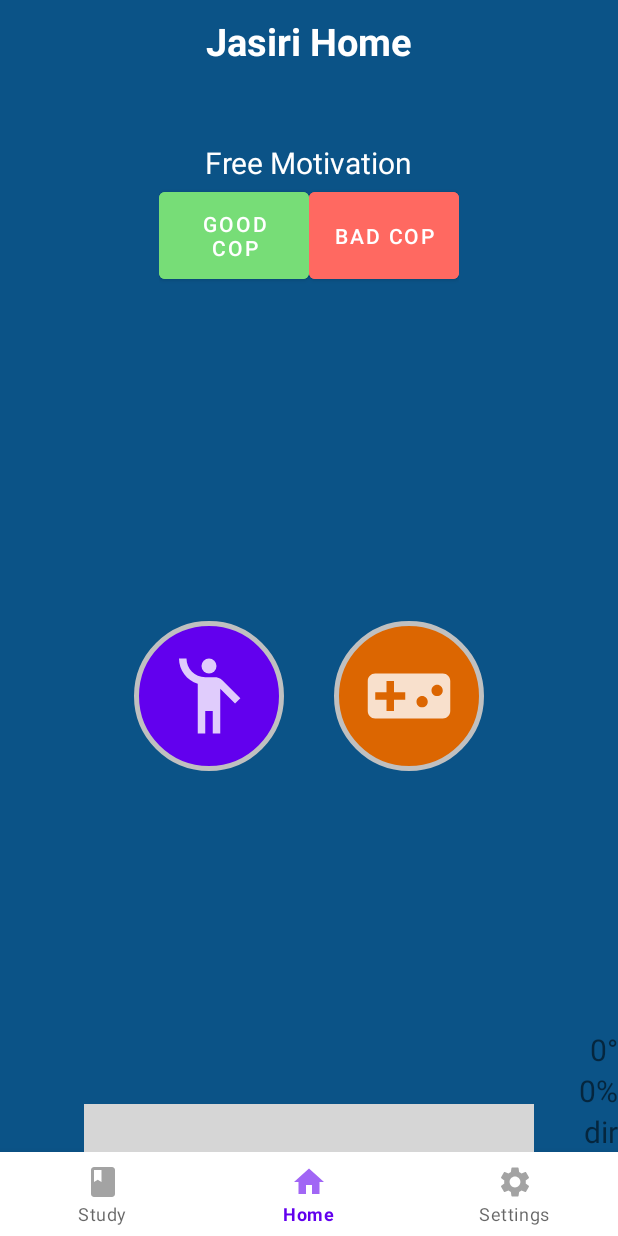
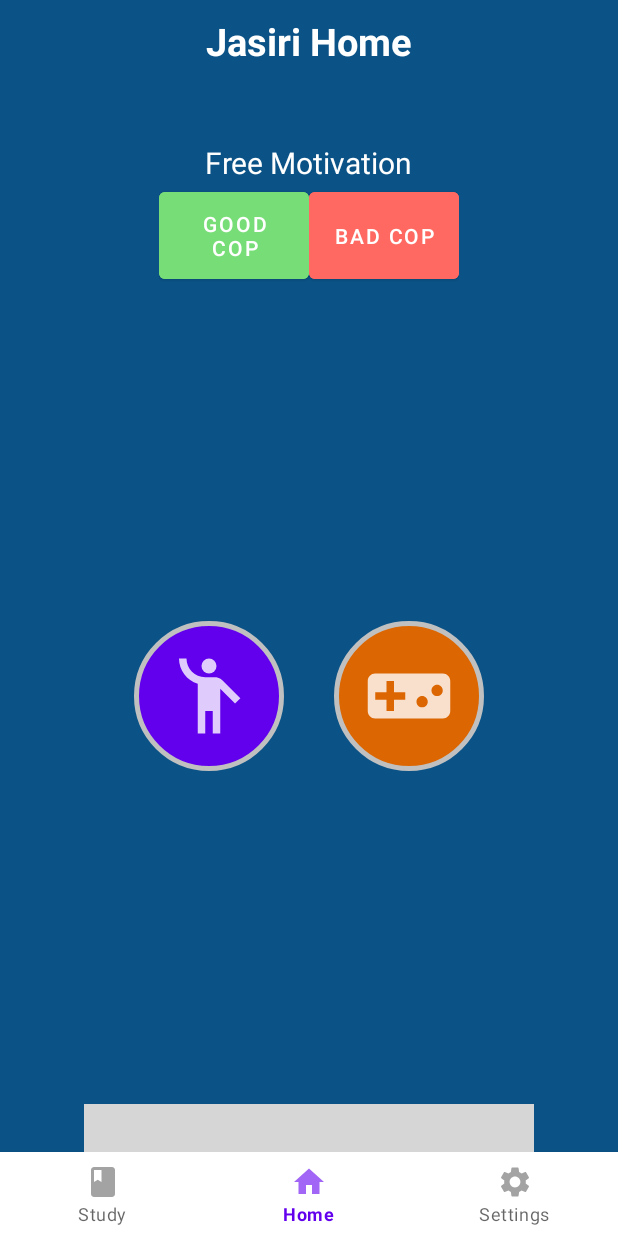
Before and after one commit to chlowhee/FYP-1-APP, an Android app: the screen it shows after launch (MainActivity), item 2 of the bottom bar chosen, on a phone screen of 412 x 824 dp. Run offline under Robolectric (Android 15) with nearby library versions, the phone set to English and light mode, and no system bars; our stand-ins replace Dagger/Hilt's generated code; libraries missing offline, so code that uses them is left out: androidx.camera.core, androidx.camera.lifecycle, com.google.mlkit.common, com.google.mlkit.vision; plain views replace JoystickView; 2 statements that could not run were skipped; grey boxes are pictures that could not be loaded.

Commit message:
code cleanup and re-eval of joystick

```diff
--- a/app/src/main/java/com/example/jasiribrain/bluetooth/BTDeviceFragment.java
+++ b/app/src/main/java/com/example/jasiribrain/bluetooth/BTDeviceFragment.java
@@ -201,7 +201,6 @@ public class BTDeviceFragment extends Fragment implements OnRecyclerViewInteract
 //        }
 //    }
 
-    //TODO: check when refresh
     @Override
     public void onRequestPermissionsResult(int requestCode, @NonNull String[] permissions, @NonNull int[] grantResults) {
         ArrayList<String> granted = new ArrayList<>();
--- a/app/src/main/java/com/example/jasiribrain/common/BluetoothStatusListener.java
+++ b/app/src/main/java/com/example/jasiribrain/common/BluetoothStatusListener.java
@@ -1,10 +1,7 @@
 package com.example.jasiribrain.common;
-
-//import app.entity.MDPMessage;
 
 public interface BluetoothStatusListener {
     void onStateChanges(int state);
     void onCommunicate(String message);
-//    void onToastMessage(String message);
 
 }
--- a/app/src/main/java/com/example/jasiribrain/data/Constants.kt
+++ b/app/src/main/java/com/example/jasiribrain/data/Constants.kt
@@ -16,7 +16,6 @@ interface Constants {
         const val REQUEST_LOCATION_PERMISSION = 2001
 
         // intent extra
-        const val EXTRA_FRAGMENT = "fragment"
         const val EXTRA_DEVICE_ADDRESS = "device_address"
 
         // Message types sent from the BluetoothChatService Handler
@@ -33,14 +32,12 @@ interface Constants {
         // Study methods
         const val FORCE_START_SEL = 0
         const val POMODORO_SEL = 1
-//        const val GTD_SEL = 2
         const val MINUTE_IN_MILLIS = 60000L
         const val FORCE_START_TIME_MS = 2*MINUTE_IN_MILLIS        //  2min
         const val POMODORO_DEFAULT_TIME_MS = 25*MINUTE_IN_MILLIS   //  25min
 
         //Commands to mBot
         const val DEFAULT = "default"
-        const val PING = "ping"
         const val FWD = "A"
         const val BWD = "B"
         const val RIGHT = "C"
--- a/app/src/main/java/com/example/jasiribrain/data/DataStoreRepo.kt
+++ b/app/src/main/java/com/example/jasiribrain/data/DataStoreRepo.kt
@@ -8,7 +8,6 @@ import androidx.lifecycle.LiveData
 import androidx.lifecycle.liveData
 import kotlinx.coroutines.CoroutineScope
 import kotlinx.coroutines.Dispatchers
-import kotlinx.coroutines.flow.collect
 import kotlinx.coroutines.launch
 
 class DataStoreRepo(
--- a/app/src/main/res/layout/fragment_home.xml
+++ b/app/src/main/res/layout/fragment_home.xml
@@ -87,37 +87,6 @@
         app:layout_constraintStart_toEndOf="@+id/dance_button"
         app:layout_constraintEnd_toEndOf="@+id/joystick_ctrl"/>
 
-    <TextView
-        android:id="@+id/textView_angle_right"
-        android:layout_width="wrap_content"
-        android:layout_height="wrap_content"
-        android:text="0°"
-        android:textSize="20sp"
-        app:layout_constraintEnd_toEndOf="parent"
-        app:layout_constraintBottom_toTopOf="@+id/textView_strength_right"/>
-
-
-    <TextView
-        android:id="@+id/textView_strength_right"
-        android:layout_width="wrap_content"
-        android:layout_height="wrap_content"
-        android:layout_below="@+id/textView_angle_right"
-        android:text="0%"
-        android:textSize="20sp"
-        app:layout_constraintEnd_toEndOf="parent"
-        app:layout_constraintBottom_toTopOf="@+id/textView_coordinate_right"/>
-
-
-    <TextView
-        android:id="@+id/textView_coordinate_right"
-        android:layout_width="wrap_content"
-        android:layout_height="wrap_content"
-        android:layout_below="@+id/textView_strength_right"
-        android:text="dir"
-        android:textSize="20sp"
-        app:layout_constraintEnd_toEndOf="parent"
-        app:layout_constraintBottom_toBottomOf="@id/joystick_ctrl"/>
-
     <io.github.controlwear.virtual.joystick.android.JoystickView
         xmlns:custom="http://schemas.android.com/apk/res-auto"
         android:id="@+id/joystick_ctrl"
```
Also changed, not shown: app/src/main/java/com/example/jasiribrain/bluetooth/BluetoothController.java (+0 -18 lines), app/src/main/java/com/example/jasiribrain/ui/HomeFragment.kt (+6 -20 lines).
